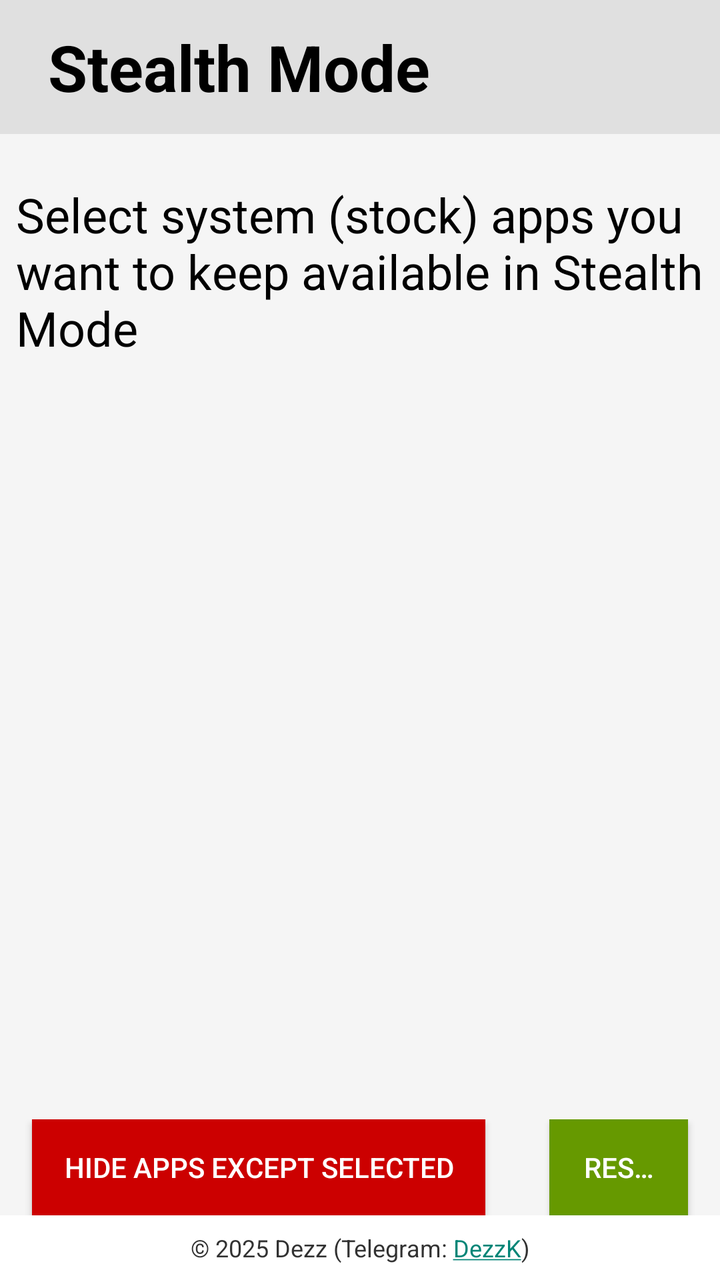
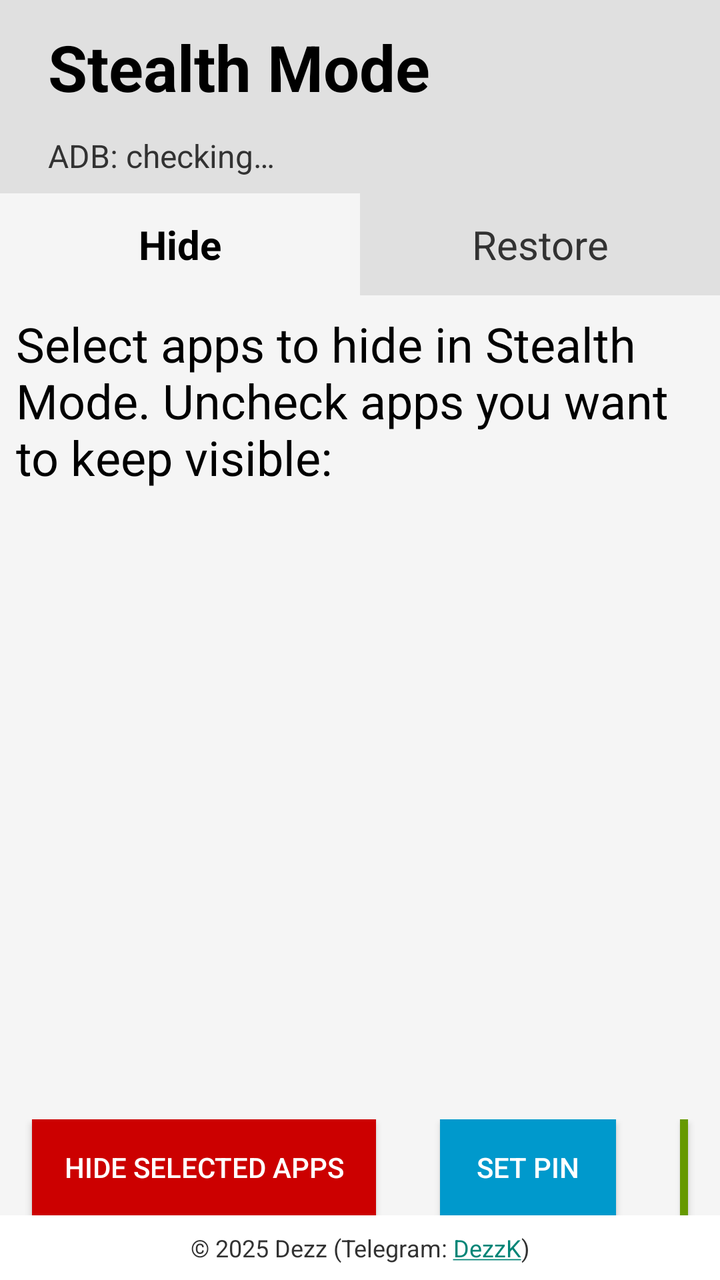

Two renders of the same Android screen: before a commit and after it. Below are the layout's source before the change and the commit's diff.
<!-- AndroidManifest.xml: application theme Theme.AppCompat.DayNight.NoActionBar -->
<!-- res/layout/activity_main.xml -->
<?xml version="1.0" encoding="utf-8"?>
<LinearLayout xmlns:android="http://schemas.android.com/apk/res/android"
    xmlns:tools="http://schemas.android.com/tools"
    android:layout_width="match_parent"
    android:layout_height="match_parent"
    android:background="@color/background"
    android:orientation="vertical">

    
    <TextView
        android:id="@+id/headerText"
        android:layout_width="match_parent"
        android:layout_height="wrap_content"
        android:layout_marginBottom="16sp"
        android:background="@color/header_background"
        android:gravity="start"
        android:paddingHorizontal="24sp"
        android:paddingVertical="12sp"
        android:text="@string/app_name"
        android:textColor="@color/text_primary"
        android:textSize="32sp"
        android:textStyle="bold" />

    <TextView
        android:layout_width="match_parent"
        android:layout_height="wrap_content"
        android:padding="8sp"
        android:textSize="24sp"
        android:textColor="@color/text_primary"
        android:text="@string/always_ignore_apps" />

    <androidx.recyclerview.widget.RecyclerView
        android:id="@+id/recyclerView"
        android:layout_width="match_parent"
        android:layout_height="0dp"
        android:layout_weight="1"
        android:textSize="20sp"
        android:textColor="@color/text_primary" />

    <LinearLayout
        android:layout_width="match_parent"
        android:layout_height="wrap_content"
        android:orientation="horizontal">

        <Button
            android:id="@+id/hideAppsButton"
            android:layout_width="wrap_content"
            android:layout_height="wrap_content"
            android:layout_marginHorizontal="16sp"
            android:paddingHorizontal="16sp"
            android:paddingVertical="8sp"
            android:singleLine="true"
            android:text="@string/hide_apps"
            android:background="@android:color/holo_red_dark"
            android:textColor="@android:color/white"
            tools:ignore="ButtonStyle" />

        <Button
            android:id="@+id/restoreAppsButton"
            android:layout_width="wrap_content"
            android:layout_height="wrap_content"
            android:layout_marginHorizontal="16sp"
            android:paddingHorizontal="16sp"
            android:paddingVertical="8sp"
            android:singleLine="true"
            android:text="@string/restore_apps"
            android:background="@android:color/holo_green_dark"
            android:textColor="@android:color/white"
            tools:ignore="ButtonStyle" />

    </LinearLayout>

    
    <TextView
        android:id="@+id/copyrightNoticeText"
        android:layout_width="match_parent"
        android:layout_height="wrap_content"
        android:layout_gravity="bottom"
        android:background="@color/card_background"
        android:gravity="center"
        android:linksClickable="true"
        android:padding="8sp"
        android:text="@string/copyright_notice"
        android:textColor="@color/text_secondary"
        android:textSize="12sp" />
</LinearLayout>
<!-- resources referenced by this layout -->
<resources>
  <color name="background">#F5F5F5</color>
  <color name="card_background">@android:color/background_light</color>
  <color name="header_background">#E0E0E0</color>
  <color name="text_primary">@android:color/primary_text_light</color>
  <color name="text_secondary">@android:color/secondary_text_light</color>
  <string name="always_ignore_apps">Select system (stock) apps you want to keep available in Stealth Mode</string>
  <string name="app_name">Stealth Mode</string>
  <string name="copyright_notice" translatable="false">© 2025 Dezz (Telegram: <a href="https://t.me/DezzK">DezzK</a>)</string>
  <string name="hide_apps">Hide apps except selected</string>
  <string name="restore_apps">Restore hidden apps</string>
</resources>

<!-- the commit's change to res/layout/activity_main.xml (unified diff, before → after) -->
@@ -11,7 +11,6 @@
         android:id="@+id/headerText"
         android:layout_width="match_parent"
         android:layout_height="wrap_content"
-        android:layout_marginBottom="16sp"
         android:background="@color/header_background"
         android:gravity="start"
         android:paddingHorizontal="24sp"
@@ -21,13 +20,60 @@
         android:textSize="32sp"
         android:textStyle="bold" />
 
+    
     <TextView
+        android:id="@+id/adbStatusText"
+        android:layout_width="match_parent"
+        android:layout_height="wrap_content"
+        android:background="@color/header_background"
+        android:gravity="start"
+        android:paddingHorizontal="24sp"
+        android:paddingBottom="8sp"
+        android:text="@string/adb_checking"
+        android:textColor="@color/text_secondary"
+        android:textSize="16sp" />
+
+    
+    <LinearLayout
+        android:layout_width="match_parent"
+        android:layout_height="wrap_content"
+        android:orientation="horizontal"
+        android:background="@color/header_background">
+
+        <TextView
+            android:id="@+id/tabHide"
+            android:layout_width="0dp"
+            android:layout_height="wrap_content"
+            android:layout_weight="1"
+            android:gravity="center"
+            android:paddingVertical="12sp"
+            android:text="@string/tab_hide"
+            android:textSize="20sp"
+            android:textStyle="bold"
+            android:textColor="@color/text_primary"
+            android:background="@color/tab_active" />
+
+        <TextView
+            android:id="@+id/tabRestore"
+            android:layout_width="0dp"
+            android:layout_height="wrap_content"
+            android:layout_weight="1"
+            android:gravity="center"
+            android:paddingVertical="12sp"
+            android:text="@string/tab_restore"
+            android:textSize="20sp"
+            android:textColor="@color/text_secondary"
+            android:background="@color/tab_inactive" />
+    </LinearLayout>
+
+    <TextView
+        android:id="@+id/modeHeaderText"
         android:layout_width="match_parent"
         android:layout_height="wrap_content"
         android:padding="8sp"
         android:textSize="24sp"
         android:textColor="@color/text_primary"
-        android:text="@string/always_ignore_apps" />
+        android:text="@string/hide_mode_header" />
 
     <androidx.recyclerview.widget.RecyclerView
         android:id="@+id/recyclerView"
@@ -52,6 +98,19 @@
             android:singleLine="true"
             android:text="@string/hide_apps"
             android:background="@android:color/holo_red_dark"
+            android:textColor="@android:color/white"
+            tools:ignore="ButtonStyle" />
+
+        <Button
+            android:id="@+id/pinButton"
+            android:layout_width="wrap_content"
+            android:layout_height="wrap_content"
+            android:layout_marginHorizontal="16sp"
+            android:paddingHorizontal="16sp"
+            android:paddingVertical="8sp"
+            android:singleLine="true"
+            android:text="@string/set_pin"
+            android:background="@android:color/holo_blue_dark"
             android:textColor="@android:color/white"
             tools:ignore="ButtonStyle" />
 
<!-- resource entries referenced after the edit -->
@@ -3,12 +3,18 @@
   <color name="background">#F5F5F5</color>
   <color name="card_background">@android:color/background_light</color>
   <color name="header_background">#E0E0E0</color>
+  <color name="tab_active">@color/background</color>
+  <color name="tab_inactive">@color/header_background</color>
   <color name="text_primary">@android:color/primary_text_light</color>
   <color name="text_secondary">@android:color/secondary_text_light</color>
-  <string name="always_ignore_apps">Select system (stock) apps you want to keep available in Stealth Mode</string>
+  <string name="adb_checking">ADB: checking…</string>
   <string name="app_name">Stealth Mode</string>
   <string name="copyright_notice" translatable="false">© 2025 Dezz (Telegram: <a href="https://t.me/DezzK">DezzK</a>)</string>
-  <string name="hide_apps">Hide apps except selected</string>
-  <string name="restore_apps">Restore hidden apps</string>
+  <string name="hide_apps">Hide selected apps</string>
+  <string name="hide_mode_header">Select apps to hide in Stealth Mode. Uncheck apps you want to keep visible:</string>
+  <string name="restore_apps">Restore selected apps</string>
+  <string name="set_pin">Set PIN</string>
+  <string name="tab_hide">Hide</string>
+  <string name="tab_restore">Restore</string>
 </resources>
 
